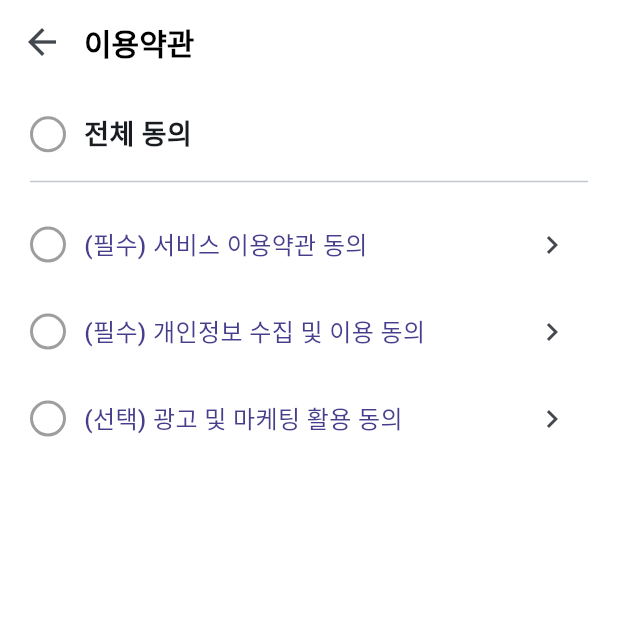
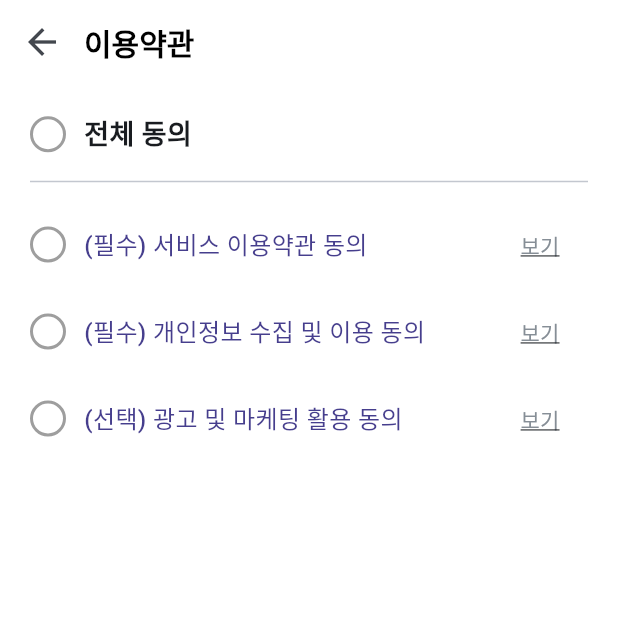
Before and after one commit to jack7141/flutter-app, a Flutter app: the TermsScreen screen opened by its route, on a phone screen of 412 x 824 dp, the top half of it. Run offline on Flutter 3.47's test engine with Material 3 defaults, Android fonts, the phone set to English and light mode, and no system bars; our stand-ins replace dio, flutter_riverpod, font_awesome_flutter, go_router, google_fonts, google_sign_in and 1 more.

Commit message:
ADD: 약관 동의에 보기 추가

```diff
--- a/lib/features/authentication/views/terms_screens.dart
+++ b/lib/features/authentication/views/terms_screens.dart
@@ -121,11 +121,18 @@ class _TermsScreenState extends State<TermsScreen> {
                     ),
                   ),
                 ),
-                IconButton(
-                  icon: const Icon(Icons.chevron_right),
+
+                TextButton(
+                  style: TextButton.styleFrom(
+                    foregroundColor: const Color(0xff868e96),
+                  ),
                   onPressed: () {
                     // 약관 상세보기 기능
                   },
+                  child: const Text(
+                    "보기",
+                    style: TextStyle(decoration: TextDecoration.underline),
+                  ),
                 ),
               ],
             ),
@@ -162,11 +169,17 @@ class _TermsScreenState extends State<TermsScreen> {
                     ),
                   ),
                 ),
-                IconButton(
-                  icon: const Icon(Icons.chevron_right),
+                TextButton(
+                  style: TextButton.styleFrom(
+                    foregroundColor: const Color(0xff868e96),
+                  ),
                   onPressed: () {
                     // 약관 상세보기 기능
                   },
+                  child: const Text(
+                    "보기",
+                    style: TextStyle(decoration: TextDecoration.underline),
+                  ),
                 ),
               ],
             ),
@@ -203,11 +216,17 @@ class _TermsScreenState extends State<TermsScreen> {
                     ),
                   ),
                 ),
-                IconButton(
-                  icon: const Icon(Icons.chevron_right),
+                TextButton(
+                  style: TextButton.styleFrom(
+                    foregroundColor: const Color(0xff868e96),
+                  ),
                   onPressed: () {
                     // 약관 상세보기 기능
                   },
+                  child: const Text(
+                    "보기",
+                    style: TextStyle(decoration: TextDecoration.underline),
+                  ),
                 ),
               ],
             ),
```
